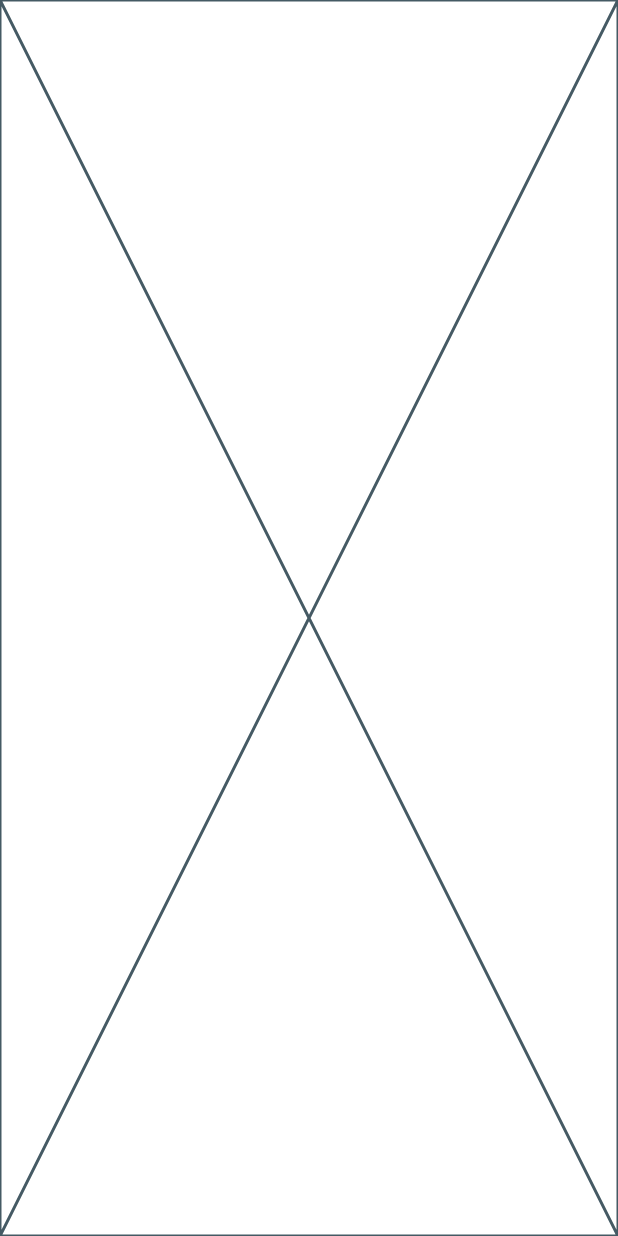
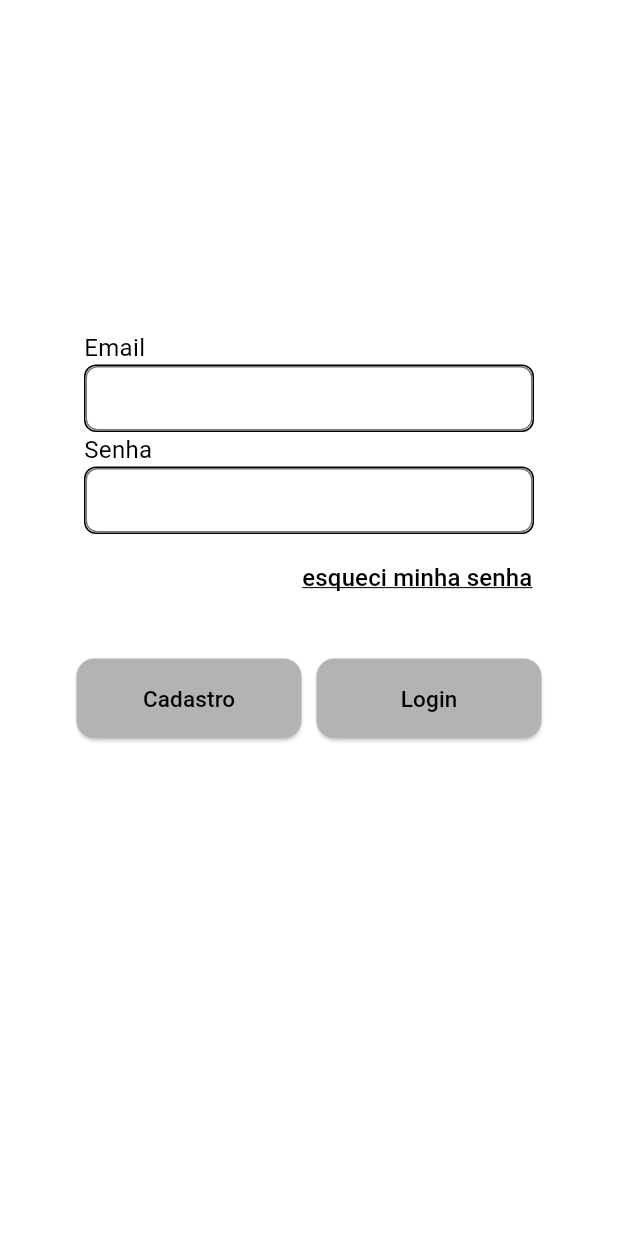
Before and after one commit to TempestTH/Projeto-Financeiro, a Flutter app: the screen it shows after launch, on a phone screen of 412 x 824 dp. Run offline on Flutter 3.47's test engine with Material 3 defaults, Android fonts, the phone set to English and light mode, and no system bars; our stand-ins replace cloud_firestore, firebase_core; accounts and stored records are empty.

Commit message:
Tela de Login funcionando (Ainda falta estilizar)

```diff
--- a/analysis_options.yaml
+++ b/analysis_options.yaml
@@ -7,6 +7,9 @@
 
 # The following line activates a set of recommended lints for Flutter apps,
 # packages, and plugins designed to encourage good coding practices.
+analyzer:
+  errors:
+    must_be_immutable: ignore
 include: package:flutter_lints/flutter.yaml
 
 linter:
--- /dev/null
+++ b/devtools_options.yaml
@@ -0,0 +1,3 @@
+description: This file stores settings for Dart & Flutter DevTools.
+documentation: https://docs.flutter.dev/tools/devtools/extensions#configure-extension-enablement-states
+extensions:
--- /dev/null
+++ b/lib/controle/variavel.dart
@@ -0,0 +1,19 @@
+import 'package:flutter/material.dart';
+
+class AppState with ChangeNotifier {
+  String _email = "";
+  String get email => _email;
+
+  void updateEmail(String newEmail) {
+    _email = newEmail;
+    notifyListeners();  // Notifica todos os ouvintes
+  }
+
+  String _senha = "";
+  String get senha => _senha;
+
+    void updateSenha(String newSenha) {
+    _senha = newSenha;
+    notifyListeners();  // Notifica todos os ouvintes
+  }
+}
--- a/lib/home_page.dart
+++ /dev/null
@@ -1,10 +0,0 @@
-import 'package:flutter/material.dart';
-
-class HomePage extends StatelessWidget {
-  const HomePage({super.key});
-
-  @override
-  Widget build(BuildContext context) {
-    return const Placeholder();
-  }
-}
--- /dev/null
+++ b/lib/modelos/botoes.dart
@@ -0,0 +1,42 @@
+import 'package:flutter/material.dart';
+
+class LoginButtons extends StatefulWidget {
+  final VoidCallback? onPressed;
+  String texto;
+  LoginButtons({super.key, required this.onPressed, required this.texto});
+
+  @override
+  State<LoginButtons> createState() => _LoginButtonsState();
+}
+
+class _LoginButtonsState extends State<LoginButtons> {
+  @override
+  Widget build(BuildContext context) {
+    return LayoutBuilder(
+        builder: (BuildContext context, BoxConstraints constraints) {
+      double screenWidth = MediaQuery.of(context).size.width;
+
+      // Lógica para definir o tamanho do botão com base na largura da tela
+      double buttonWidth = screenWidth < 500 ? 150 : 200;
+      return ElevatedButton(
+        style: ElevatedButton.styleFrom(
+          backgroundColor: const Color(0xffb3b3b3), // Cor de fundo
+          padding: const EdgeInsets.symmetric(vertical: 16.0, horizontal: 32.0),
+          shape: RoundedRectangleBorder(
+            borderRadius: BorderRadius.circular(12.0),
+          ),
+          minimumSize: Size(buttonWidth, 40), // Define o tamanho do botão
+        ),
+        onPressed: widget.onPressed,
+        child: Text(
+          widget.texto,
+          textAlign: TextAlign.center,
+          style: TextStyle(
+            color: Colors.black,
+            fontSize: 15,
+          ),
+        ),
+      );
+    });
+  }
+}
--- /dev/null
+++ b/lib/modelos/boxTexto.dart
@@ -0,0 +1,39 @@
+import 'package:flutter/material.dart';
+
+class Boxtexto extends StatelessWidget {
+  double width;
+  double height;
+  Widget? texto;
+  Boxtexto(
+      {super.key,
+      required this.height,
+      required this.width,
+      required this.texto});
+
+  @override
+  Widget build(BuildContext context) {
+    return LayoutBuilder(
+      builder: (BuildContext context, BoxConstraints constraints) {
+      double screenWidth = MediaQuery.of(context).size.width;
+
+      // Lógica para definir o tamanho do botão com base na largura da tela
+      double buttonWidth = screenWidth < 500 ? 300 : 400;
+      return Container(
+        width: buttonWidth,
+        height: height,
+        padding: const EdgeInsets.only(
+            top: 0,
+          ),
+        decoration: BoxDecoration(
+          borderRadius: BorderRadius.circular(8),
+          border: Border.all(
+            color: Colors.black,
+            width: 1,
+          ),
+          color: Colors.white,
+        ),
+        child: texto
+      );
+    });
+  }
+}
--- /dev/null
+++ b/lib/visão/login_page.dart
@@ -0,0 +1,161 @@
+import 'package:cloud_firestore/cloud_firestore.dart';
+import 'package:flutter/material.dart';
+import 'package:provider/provider.dart';
+import 'package:segredo/controle/variavel.dart';
+import 'package:segredo/modelos/botoes.dart';
+import 'package:segredo/modelos/boxTexto.dart';
+
+
+class LoginPage extends StatefulWidget {
+  const LoginPage({super.key});
+
+  @override
+  State<LoginPage> createState() => _LoginPageState();
+}
+
+class _LoginPageState extends State<LoginPage> {
+  var Firestore = FirebaseFirestore.instance;
+
+  var count = 0;
+  @override
+  Widget build(BuildContext context) {
+    return Scaffold(
+      body: SingleChildScrollView(
+        child: Container(
+          width: MediaQuery.sizeOf(context).width,
+          height: MediaQuery.sizeOf(context).height,
+          color: const Color.fromARGB(255, 255, 255, 255),
+          padding: const EdgeInsets.only(
+            top: 20,
+          ),
+          child: Column(
+            mainAxisSize: MainAxisSize.min,
+            mainAxisAlignment: MainAxisAlignment.start,
+            crossAxisAlignment: CrossAxisAlignment.center,
+            children: [
+              const SizedBox(height: 200),
+              //-------------------------------EMAIL-----------------------------------------//
+              Container(
+                width: MediaQuery.of(context).size.width < 500 ? 300 : 400,
+                child: const Text(
+                  "Email",
+                  style: TextStyle(
+                    color: Color.fromARGB(255, 0, 0, 0),
+                    fontSize: 16,
+                  ),
+                ),
+              ),
+              Boxtexto(
+                height: 45,
+                width: 300,
+                texto: TextField(
+                  onChanged: (Text) {
+                    context.read<AppState>().updateEmail(Text);
+                  },
+                  decoration: InputDecoration(
+                      border: OutlineInputBorder(
+                    borderRadius: BorderRadius.circular(8),
+                  )),
+                  keyboardType: TextInputType.emailAddress,
+                  style: const TextStyle(
+                    color: Colors.black,
+                    fontSize: 16,
+                  ),
+                ),
+              ),
+              //-------------------------------SENHA-----------------------------------------//
+              Container(
+                width: MediaQuery.of(context).size.width < 500 ? 300 : 400,
+                child: const Text(
+                  "Senha",
+                  style: TextStyle(
+                    color: Color.fromARGB(255, 0, 0, 0),
+                    fontSize: 16,
+                  ),
+                ),
+              ),
+              Boxtexto(
+                height: 45,
+                width: 300,
+                texto: TextField(
+                  onChanged: (Text) {
+                    context.read<AppState>().updateSenha(Text);
+                  },
+                  decoration: InputDecoration(
+                      border: OutlineInputBorder(
+                    borderRadius: BorderRadius.circular(8),
+                  )),
+                  keyboardType: TextInputType.visiblePassword,
+                  style: const TextStyle(
+                    color: Colors.black,
+                    fontSize: 16,
+                  ),
+                ),
+              ),
+              const SizedBox(height: 5),
+              //-------------------------------ESQUECI A SENHA-----------------------------------------//
+              Container(
+                width: MediaQuery.of(context).size.width < 500 ? 370 : 500,
+                alignment: const Alignment(0.75, 0.0),
+                child: TextButton(
+                  onPressed: () {},
+                  child: const Text(
+                    "esqueci minha senha",
+                    style: TextStyle(
+                      color: Color.fromARGB(255, 0, 0, 0),
+                      fontSize: 16,
+                      decoration: TextDecoration.underline,
+                    ),
+                  ),
+                ),
+              ),
+              const SizedBox(height: 30),
+              //-------------------------------BOTÕES-----------------------------------------//
+              Row(
+                mainAxisSize: MainAxisSize.min,
+                mainAxisAlignment: MainAxisAlignment.end,
+                crossAxisAlignment: CrossAxisAlignment.center,
+                children: [
+                  //-------------------------------BOTÃO CADASTRO-----------------------------------------//
+                  LoginButtons(onPressed: () async {}, texto: "Cadastro"),
+                  const SizedBox(width: 10),
+                  //-------------------------------BOTÃO LOGIN-----------------------------------------//
+                  LoginButtons(
+                      onPressed: () async {
+                        var resultado = await Firestore.collection("usuario")
+                            .where("email", isEqualTo: context.read<AppState>().email)
+                            .get();
+
+                        if (resultado.docs.isEmpty) {
+                          ScaffoldMessenger.of(context).showSnackBar(SnackBar(
+                            backgroundColor: Color.fromARGB(255, 22, 19, 161),
+                            content: Text("Usuario não encontrado."),
+                            duration: const Duration(seconds: 2),
+                          ));
+                        } else {
+                          if (resultado.docs[0]['email'] == context.read<AppState>().email &&
+                              resultado.docs[0]['senha'] == context.read<AppState>().senha) {
+                            print('Logou');
+                          }else{
+                            ScaffoldMessenger.of(context).showSnackBar(SnackBar(
+                              backgroundColor:
+                                  const Color.fromARGB(255, 22, 22, 22),
+                              content: Text("Usuario ou senha incorretos."),
+                              duration: const Duration(seconds: 2),
+                            ));
+                          }
+                        }
+
+                        //Navigator.of(context).pushReplacementNamed('Home');
+                      },
+                      texto: "Login"),
+                ],
+              ),
+              //-------------------------------RODAPÉ-----------------------------------------//
+            ],
+          ),
+        ),
+      ),
+    );
+  }
+}
--- a/lib/main.dart
+++ b/lib/visão/main.dart
@@ -1,20 +1,23 @@
 import 'package:firebase_core/firebase_core.dart';
 import 'package:flutter/material.dart';
+import 'package:provider/provider.dart';
+import 'package:segredo/controle/variavel.dart';
 import 'package:segredo/firebase_options.dart';
-import 'package:segredo/home_page.dart';
+import 'package:segredo/vis%C3%A3o/login_page.dart';
 
-void main() async{
+void main() async {
   WidgetsFlutterBinding.ensureInitialized();
 
-  await Firebase.initializeApp(
-    options: DefaultFirebaseOptions.currentPlatform
-  );
-  runApp(const MyApp());
+  await Firebase.initializeApp(options: DefaultFirebaseOptions.currentPlatform);
+  runApp(
+    ChangeNotifierProvider(
+    create: (_) => AppState(),
+    child: const MyApp(),
+  ));
 }
 
 class MyApp extends StatelessWidget {
   const MyApp({super.key});
-
 
   @override
   Widget build(BuildContext context) {
@@ -24,7 +27,7 @@ class MyApp extends StatelessWidget {
         colorScheme: ColorScheme.fromSeed(seedColor: Colors.deepPurple),
         useMaterial3: true,
       ),
-      home: const HomePage(),
+      home: LoginPage(),
     );
   }
 }
--- a/pubspec.yaml
+++ b/pubspec.yaml
@@ -35,6 +35,8 @@ dependencies:
   # Use with the CupertinoIcons class for iOS style icons.
   cupertino_icons: ^1.0.8
   firebase_core: ^3.10.0
+  cloud_firestore: ^5.6.2
+  provider: ^6.1.2
 
 dev_dependencies:
   flutter_test:
```
Also changed, not shown: pubspec.lock, 4 other files.
